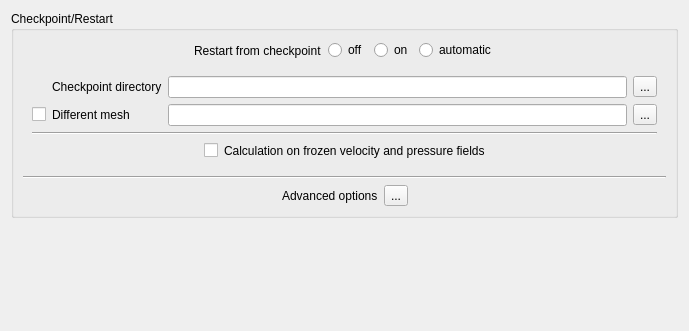
Old version of the form gui/Pages/StartRestartForm.ui in the repository code-saturne/code_saturne.
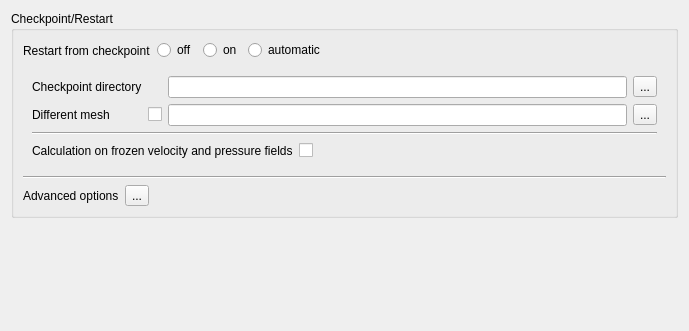
New version of the form. Icons and pictures are not drawn.

Commit message:
GUI: left-align Start/Restart view.
Cherry-picked commit 36f85e on master.

Patch:
```diff
--- a/gui/Pages/StartRestartForm.ui
+++ b/gui/Pages/StartRestartForm.ui
@@ -32,19 +32,6 @@
       </item>
       <item row="5" column="0">
        <layout class="QHBoxLayout">
-        <item>
-         <spacer>
-          <property name="orientation">
-           <enum>Qt::Horizontal</enum>
-          </property>
-          <property name="sizeHint" stdset="0">
-           <size>
-            <width>20</width>
-            <height>20</height>
-           </size>
-          </property>
-         </spacer>
-        </item>
         <item>
          <widget class="QLabel" name="label_3">
           <property name="toolTip">
@@ -95,19 +82,6 @@
       </item>
       <item row="0" column="0">
        <layout class="QHBoxLayout" name="horizontalLayout">
-        <item>
-         <spacer>
-          <property name="orientation">
-           <enum>Qt::Horizontal</enum>
-          </property>
-          <property name="sizeHint" stdset="0">
-           <size>
-            <width>21</width>
-            <height>21</height>
-           </size>
-          </property>
-         </spacer>
-        </item>
         <item>
          <widget class="QLabel" name="label">
           <property name="toolTip">
@@ -171,13 +145,6 @@
         <layout class="QVBoxLayout" name="verticalLayout">
          <item>
           <layout class="QGridLayout" name="gridLayout">
-           <item row="1" column="0">
-            <widget class="QCheckBox" name="checkBoxRestartMesh">
-             <property name="text">
-              <string/>
-             </property>
-            </widget>
-           </item>
            <item row="0" column="3">
             <widget class="QToolButton" name="toolButton">
              <property name="toolTip">
@@ -211,23 +178,6 @@
              </property>
             </widget>
            </item>
-           <item row="0" column="1">
-            <widget class="QLabel" name="labelRestartDir">
-             <property name="toolTip">
-              <string>&lt;html&gt;&lt;head/&gt;&lt;body&gt;&lt;p&gt;&lt;span style=&quot; font-size:9pt;&quot;&gt;Select the restart directory (Ex: &lt;/span&gt;&lt;span style=&quot; font-size:9pt; font-weight:600;&quot;&gt;STUDY/CASE/RESU/run_id/checkpoint&lt;/span&gt;&lt;span style=&quot; font-size:9pt;&quot;&gt;).&lt;/span&gt;&lt;/p&gt;&lt;/body&gt;&lt;/html&gt;</string>
-             </property>
-             <property name="text">
-              <string>Checkpoint directory</string>
-             </property>
-            </widget>
-           </item>
-           <item row="1" column="1">
-            <widget class="QLabel" name="labelCheckRestartMesh">
-             <property name="text">
-              <string>Different mesh</string>
-             </property>
-            </widget>
-           </item>
            <item row="1" column="3">
             <widget class="QToolButton" name="toolButtonRestartMesh">
              <property name="text">
@@ -259,6 +209,30 @@
              </property>
             </spacer>
            </item>
+           <item row="0" column="0">
+            <widget class="QLabel" name="labelRestartDir">
+             <property name="toolTip">
+              <string>&lt;html&gt;&lt;head/&gt;&lt;body&gt;&lt;p&gt;&lt;span style=&quot; font-size:9pt;&quot;&gt;Select the restart directory (Ex: &lt;/span&gt;&lt;span style=&quot; font-size:9pt; font-weight:600;&quot;&gt;STUDY/CASE/RESU/run_id/checkpoint&lt;/span&gt;&lt;span style=&quot; font-size:9pt;&quot;&gt;).&lt;/span&gt;&lt;/p&gt;&lt;/body&gt;&lt;/html&gt;</string>
+             </property>
+             <property name="text">
+              <string>Checkpoint directory</string>
+             </property>
+            </widget>
+           </item>
+           <item row="1" column="0">
+            <widget class="QLabel" name="labelCheckRestartMesh">
+             <property name="text">
+              <string>Different mesh</string>
+             </property>
+            </widget>
+           </item>
+           <item row="1" column="1">
+            <widget class="QCheckBox" name="checkBoxRestartMesh">
+             <property name="text">
+              <string/>
+             </property>
+            </widget>
+           </item>
           </layout>
          </item>
          <item>
@@ -270,29 +244,6 @@
          </item>
          <item>
           <layout class="QHBoxLayout">
-           <item>
-            <spacer>
-             <property name="orientation">
-              <enum>Qt::Horizontal</enum>
-             </property>
-             <property name="sizeHint" stdset="0">
-              <size>
-               <width>20</width>
-               <height>20</height>
-              </size>
-             </property>
-            </spacer>
-           </item>
-           <item>
-            <widget class="QCheckBox" name="checkBox">
-             <property name="toolTip">
-              <string>&lt;html&gt;&lt;head/&gt;&lt;body&gt;&lt;p&gt;&lt;span style=&quot; font-size:9pt;&quot;&gt;Indicate whether the dynamic field should be frozen or not. In such a case, the values of velocity, pressure, and turbulence variables are kept constant. Only the equations for the scalars are solved.&lt;/span&gt;&lt;/p&gt;&lt;p&gt;&lt;span style=&quot; font-size:9pt;&quot;&gt;(Code_Saturne key word: &lt;/span&gt;&lt;span style=&quot; font-size:9pt; font-weight:600;&quot;&gt;ICCVFG&lt;/span&gt;&lt;span style=&quot; font-size:9pt;&quot;&gt;)&lt;/span&gt;&lt;/p&gt;&lt;/body&gt;&lt;/html&gt;</string>
-             </property>
-             <property name="text">
-              <string/>
-             </property>
-            </widget>
-           </item>
            <item>
             <widget class="QLabel" name="label_2">
              <property name="toolTip">
@@ -303,6 +254,16 @@
              </property>
             </widget>
            </item>
+           <item>
+            <widget class="QCheckBox" name="checkBox">
+             <property name="toolTip">
+              <string>&lt;html&gt;&lt;head/&gt;&lt;body&gt;&lt;p&gt;&lt;span style=&quot; font-size:9pt;&quot;&gt;Indicate whether the dynamic field should be frozen or not. In such a case, the values of velocity, pressure, and turbulence variables are kept constant. Only the equations for the scalars are solved.&lt;/span&gt;&lt;/p&gt;&lt;p&gt;&lt;span style=&quot; font-size:9pt;&quot;&gt;(Code_Saturne key word: &lt;/span&gt;&lt;span style=&quot; font-size:9pt; font-weight:600;&quot;&gt;ICCVFG&lt;/span&gt;&lt;span style=&quot; font-size:9pt;&quot;&gt;)&lt;/span&gt;&lt;/p&gt;&lt;/body&gt;&lt;/html&gt;</string>
+             </property>
+             <property name="text">
+              <string/>
+             </property>
+            </widget>
+           </item>
            <item>
             <spacer>
              <property name="orientation">
```
